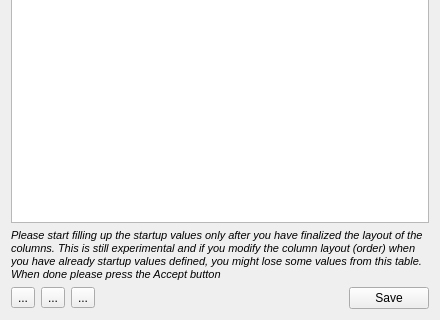
First picture: the form in TableInstanceForm.ui, repository fritzone/ddm, before the edit; both pictures show x 0 to 440 and y 165 to 485 of the 440 by 485 pixel window.
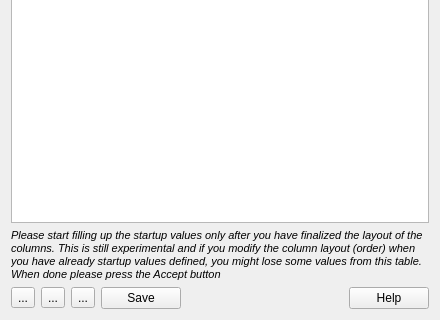
Second picture: the form after the edit. Icons and pictures are not drawn.

Diff of the .ui file:
```diff
--- a/TableInstanceForm.ui
+++ b/TableInstanceForm.ui
@@ -160,6 +160,13 @@
          </property>
         </widget>
        </item>
+       <item>
+        <widget class="QPushButton" name="btnSave">
+         <property name="text">
+          <string>Save</string>
+         </property>
+        </widget>
+       </item>
        <item>
         <spacer name="horizontalSpacer_7">
          <property name="orientation">
@@ -174,9 +181,9 @@
         </spacer>
        </item>
        <item>
-        <widget class="QPushButton" name="btnSave">
+        <widget class="QPushButton" name="btnHelp">
          <property name="text">
-          <string>Save</string>
+          <string>Help</string>
          </property>
         </widget>
        </item>
```
